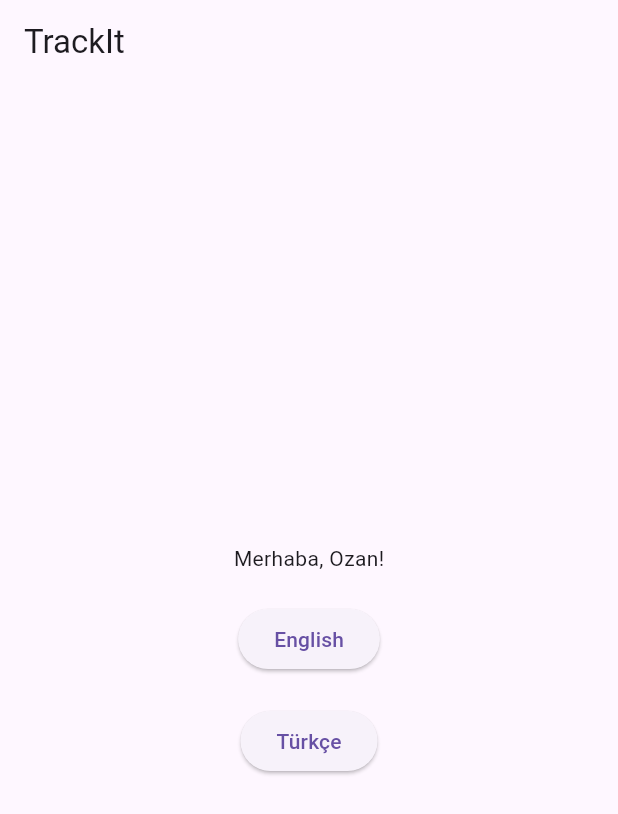
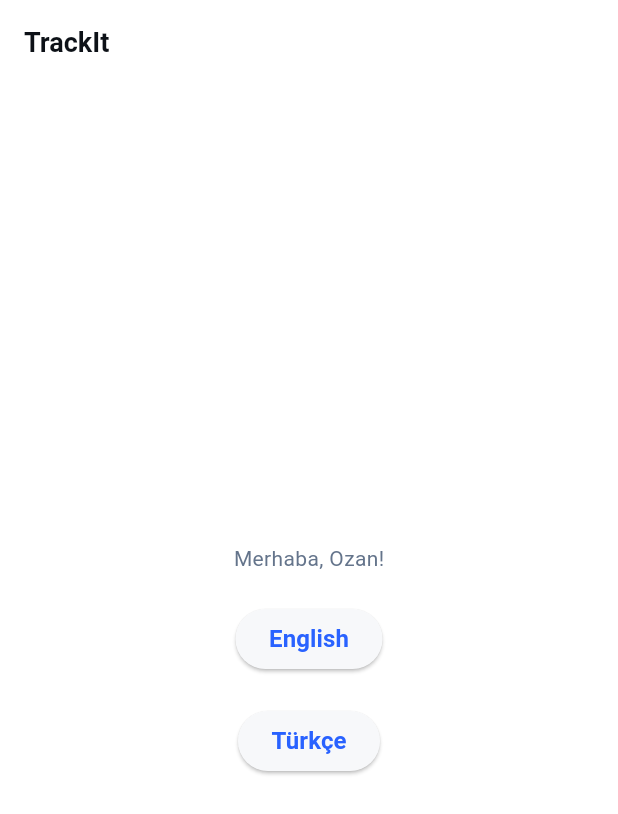
Before and after one commit to ozanzadeoglu/CryptoTracker, a Flutter app: the screen it shows after launch, after a tap on "Türkçe", on a phone screen of 412 x 824 dp. Shown: the top 814 px of the screen. Run offline on Flutter 3.47's test engine with Material 3 defaults, Android fonts, the phone set to English and light mode, and no system bars; our stand-ins replace connectivity_plus, dio, flutter_dotenv, freezed_annotation, hive, hive_flutter; accounts and stored records are empty.

Commit message:
Add theme provider and settings repository

```diff
--- /dev/null
+++ b/lib/core/cache/cache_config.dart
@@ -0,0 +1,12 @@
+/// Contains the names of all Hive boxes used in the application.
+abstract final class CacheBoxNames {
+  /// The box for storing user-specific settings.
+  static const String settings = 'settingsBox';
+}
+
+/// Contains the keys for all values stored in the Hive boxes.
+abstract final class CacheKeys {
+  /// The key for the saved theme mode ('light', 'dark', or 'system').
+  /// Stored in the [CacheBoxNames.settings] box.
+  static const String themeMode = 'themeMode';
+}
--- /dev/null
+++ b/lib/core/theme/app_theme.dart
@@ -0,0 +1,119 @@
+import 'package:flutter/material.dart';
+
+/// Defines the complete, detailed color palette for the application.
+/// This palette is structured by color type and usage context (light/dark mode).
+abstract final class AppColors {
+  // --- BRAND & ACTION COLORS ---
+  /// The main, confident blue for primary actions (e.g., "BUY" button) and branding.
+  /// Also used for the onboard screen background.
+  static const Color brandBlue = Color(0xFF2962FF);
+
+  /// A very light blue for secondary button backgrounds (e.g., "Withdraw" button).
+  static const Color actionBlueSecondary = Color(0xFFE8EAF6);
+
+  /// A very light gray-blue for tertiary button backgrounds (e.g., "FX Buy/Sell").
+  static const Color actionBlueTertiary = Color(0xFFF0F2F5);
+
+  // --- SEMANTIC COLORS (for meaning) ---
+  /// The color for positive financial values and success states. Used for profit and positive charts.
+  static const Color success = Color(0xFF388E3C); // A clear, accessible green.
+
+  /// The primary red for important "danger" or "sell" actions (e.g., text on the "SELL" button).
+  static const Color dangerPrimary = Color(0xFFD32F2F);
+
+  /// A very light, secondary red for backgrounds of danger-related buttons.
+  static const Color dangerSecondary = Color(0xFFFFEBEE);
+
+  // --- NEUTRALS for LIGHT THEME ---
+  static const Color backgroundLight = Color(0xFFFFFFFF);
+  static const Color surfaceLight = Color(0xFFF7F8FA); // For cards, tags, etc.
+  static const Color textDark = Color(0xFF0D1117); // For primary text on light backgrounds
+  static const Color textGray = Color(0xFF64748B); // For secondary text on light backgrounds
+
+  // --- NEUTRALS for DARK THEME ---
+  static const Color backgroundDark = Color(0xFF1A1C1E); // A dark charcoal, not pure black
+  static const Color surfaceDark = Color(0xFF25282B); // A slightly lighter gray for cards
+  static const Color textLight = Color(0xFFF1F5F9); // An off-white for primary text on dark backgrounds
+  static const Color textLightGray = Color(0xFF94A3B8); // For secondary text on dark backgrounds
+}
+
+/// Defines the ThemeData for the application, mapping the color palette to Flutter's theme properties.
+abstract final class AppTheme {
+  // --- LIGHT THEME ---
+  static final ThemeData lightTheme = ThemeData(
+    brightness: Brightness.light,
+    scaffoldBackgroundColor: AppColors.backgroundLight,
+
+    colorScheme: const ColorScheme(
+      brightness: Brightness.light,
+      primary: AppColors.brandBlue,
+      onPrimary: Colors.white,
+      secondary: AppColors.actionBlueSecondary,
+      onSecondary: AppColors.brandBlue,
+      background: AppColors.backgroundLight,
+      onBackground: AppColors.textDark,
+      surface: AppColors.surfaceLight,
+      onSurface: AppColors.textDark,
+      error: AppColors.dangerPrimary,
+      onError: Colors.white,
+    ),
+
+    textTheme: const TextTheme(
+      headlineLarge: TextStyle(color: AppColors.textDark, fontWeight: FontWeight.bold, fontSize: 32),
+      headlineSmall: TextStyle(color: AppColors.textDark, fontWeight: FontWeight.bold, fontSize: 24),
+      titleMedium: TextStyle(color: AppColors.textDark, fontWeight: FontWeight.w600, fontSize: 16),
+      bodyMedium: TextStyle(color: AppColors.textGray, fontSize: 14),
+      labelLarge: TextStyle(fontWeight: FontWeight.bold, fontSize: 16),
+    ),
+
+    appBarTheme: const AppBarTheme(
+      elevation: 0,
+      backgroundColor: AppColors.backgroundLight,
+      foregroundColor: AppColors.textDark,
+      titleTextStyle: TextStyle(
+        color: AppColors.textDark,
+        fontSize: 18,
+        fontWeight: FontWeight.w600,
+      ),
+    ),
+  );
+
+  // --- DARK THEME ---
+  static final ThemeData darkTheme = ThemeData(
+    brightness: Brightness.dark,
+    scaffoldBackgroundColor: AppColors.backgroundDark,
+
+    colorScheme: const ColorScheme(
+      brightness: Brightness.dark,
+      primary: AppColors.brandBlue,
+      onPrimary: Colors.white,
+      secondary: AppColors.surfaceDark,
+      onSecondary: AppColors.textLight,
+      background: AppColors.backgroundDark,
+      onBackground: AppColors.textLight,
+      surface: AppColors.surfaceDark,
+      onSurface: AppColors.textLight,
+      error: AppColors.dangerPrimary,
+      onError: Colors.white,
+    ),
+
+    textTheme: const TextTheme(
+      headlineLarge: TextStyle(color: AppColors.textLight, fontWeight: FontWeight.bold, fontSize: 32),
+      headlineSmall: TextStyle(color: AppColors.textLight, fontWeight: FontWeight.bold, fontSize: 24),
+      titleMedium: TextStyle(color: AppColors.textLight, fontWeight: FontWeight.w600, fontSize: 16),
+      bodyMedium: TextStyle(color: AppColors.textLightGray, fontSize: 14),
+      labelLarge: TextStyle(fontWeight: FontWeight.bold, fontSize: 16),
+    ),
+
+    appBarTheme: const AppBarTheme(
+      elevation: 0,
+      backgroundColor: AppColors.backgroundDark,
+      foregroundColor: AppColors.textLight,
+      titleTextStyle: TextStyle(
+        color: AppColors.textLight,
+        fontSize: 18,
+        fontWeight: FontWeight.w600,
+      ),
+    ),
+  );
+}
--- /dev/null
+++ b/lib/core/theme/theme_provider.dart
@@ -0,0 +1,27 @@
+import 'package:flutter/material.dart';
+import 'package:crypto_tracker/features/settings/domain/repositories/i_settings_repository.dart';
+
+/// A [ChangeNotifier] that manages the application's current theme.
+class ThemeProvider extends ChangeNotifier {
+  final ISettingsRepository _settingsRepository;
+
+  late ThemeMode _themeMode;
+
+  ThemeProvider(this._settingsRepository) {
+    // Load the initial theme from the repository when the provider is created.
+    _themeMode = _settingsRepository.getThemeMode();
+  }
+
+  /// The current [ThemeMode] of the application.
+  ThemeMode get themeMode => _themeMode;
+
+  /// Sets the application's theme to the new [mode], persists the choice,
+  /// and notifies listeners to rebuild the UI.
+  Future<void> setThemeMode(ThemeMode mode) async {
+    if (_themeMode == mode) return; // No change, do nothing.
+
+    _themeMode = mode;
+    await _settingsRepository.setThemeMode(mode);
+    notifyListeners();
+  }
+}
--- /dev/null
+++ b/lib/features/settings/data/datasources/i_settings_local_data_source.dart
@@ -0,0 +1,11 @@
+import 'package:flutter/material.dart';
+
+/// Defines the contract for the local data source that manages app settings.
+abstract class ISettingsLocalDataSource {
+  /// Caches the user's selected [ThemeMode].
+  Future<void> cacheThemeMode(ThemeMode mode);
+
+  /// Retrieves the user's selected [ThemeMode] from the cache.
+  /// Returns the system default if no choice has been saved.
+  ThemeMode getThemeMode();
+}
--- /dev/null
+++ b/lib/features/settings/data/datasources/settings_local_data_source_impl.dart
@@ -0,0 +1,27 @@
+import 'package:flutter/material.dart';
+import 'package:crypto_tracker/core/cache/i_cache_service.dart';
+import 'package:crypto_tracker/core/cache/cache_config.dart'; // Import the new config file
+import 'package:crypto_tracker/features/settings/data/datasources/i_settings_local_data_source.dart';
+
+class SettingsLocalDataSourceImpl implements ISettingsLocalDataSource {
+  final ICacheService _settingsCache;
+
+  SettingsLocalDataSourceImpl(this._settingsCache);
+
+  @override
+  Future<void> cacheThemeMode(ThemeMode mode) {
+    // Use the constant from CacheKeys
+    return _settingsCache.put(CacheKeys.themeMode, mode.name);
+  }
+
+  @override
+  ThemeMode getThemeMode() {
+    // Use the constant from CacheKeys
+    final themeName = _settingsCache.get<String>(CacheKeys.themeMode);
+
+    return ThemeMode.values.firstWhere(
+      (e) => e.name == themeName,
+      orElse: () => ThemeMode.system,
+    );
+  }
+}
--- /dev/null
+++ b/lib/features/settings/data/repositories/settings_repository_impl.dart
@@ -0,0 +1,19 @@
+import 'package:flutter/material.dart';
+import 'package:crypto_tracker/features/settings/domain/repositories/i_settings_repository.dart';
+import 'package:crypto_tracker/features/settings/data/datasources/i_settings_local_data_source.dart';
+
+class SettingsRepositoryImpl implements ISettingsRepository {
+  final ISettingsLocalDataSource _localDataSource;
+
+  SettingsRepositoryImpl(this._localDataSource);
+
+  @override
+  Future<void> setThemeMode(ThemeMode mode) {
+    return _localDataSource.cacheThemeMode(mode);
+  }
+
+  @override
+  ThemeMode getThemeMode() {
+    return _localDataSource.getThemeMode();
+  }
+}
--- /dev/null
+++ b/lib/features/settings/domain/repositories/i_settings_repository.dart
@@ -0,0 +1,10 @@
+import 'package:flutter/material.dart';
+
+/// Defines the contract for a repository that handles app settings.
+abstract class ISettingsRepository {
+  /// Persists the user's selected [ThemeMode].
+  Future<void> setThemeMode(ThemeMode mode);
+
+  /// Retrieves the user's selected [ThemeMode].
+  ThemeMode getThemeMode();
+}
--- a/lib/main.dart
+++ b/lib/main.dart
@@ -1,3 +1,6 @@
+import 'package:crypto_tracker/core/cache/cache_config.dart';
+import 'package:crypto_tracker/core/cache/i_cache_service.dart';
+import 'package:crypto_tracker/core/cache/impl/hive_cache_service.dart';
 import 'package:crypto_tracker/core/connectivity/i_connectivity_service.dart';
 import 'package:crypto_tracker/core/connectivity/impl/connectivity_service_impl.dart';
 import 'package:crypto_tracker/core/localization/l10n/app_localizations.dart';
@@ -5,9 +8,16 @@ import 'package:crypto_tracker/core/localization/locale_provider.dart';
 import 'package:crypto_tracker/core/network/api_client.dart';
 import 'package:crypto_tracker/core/services/logging/impl/console_logger_service.dart';
 import 'package:crypto_tracker/core/services/logging/logger_service.dart.dart';
+import 'package:crypto_tracker/core/theme/app_theme.dart';
+import 'package:crypto_tracker/core/theme/theme_provider.dart';
+import 'package:crypto_tracker/features/settings/data/datasources/i_settings_local_data_source.dart';
+import 'package:crypto_tracker/features/settings/data/datasources/settings_local_data_source_impl.dart';
+import 'package:crypto_tracker/features/settings/data/repositories/settings_repository_impl.dart';
+import 'package:crypto_tracker/features/settings/domain/repositories/i_settings_repository.dart';
 import 'package:crypto_tracker/home_screen.dart';
 import 'package:flutter/material.dart';
 import 'package:flutter_dotenv/flutter_dotenv.dart';
+import 'package:hive/hive.dart';
 import 'package:provider/provider.dart';
 
 void main() async {
@@ -20,10 +30,14 @@ void main() async {
   await connectivityService.initialize();
 
   await dotenv.load(fileName: ".env");
+
+  final settingsBox = await Hive.openBox(CacheBoxNames.settings);
+
   runApp(
     MultiProvider(
       providers: [
         ChangeNotifierProvider(create: (_) => LocaleProvider()),
+        Provider<ICacheService>(create: (_) => HiveCacheService(settingsBox)),
 
         //Low level dependencies
         Provider<ILoggerService>(
@@ -35,9 +49,19 @@ void main() async {
           dispose: (_, service) => service.dispose(),
         ),
 
-
         ProxyProvider<ILoggerService, ApiClient>(
           update: (_, logger, __) => ApiClient(logger),
+        ),
+        ProxyProvider<ICacheService, ISettingsLocalDataSource>(
+          update: (_, cache, __) => SettingsLocalDataSourceImpl(cache),
+        ),
+        ProxyProvider<ISettingsLocalDataSource, ISettingsRepository>(
+          update: (_, ds, __) => SettingsRepositoryImpl(ds),
+        ),
+        ChangeNotifierProxyProvider<ISettingsRepository, ThemeProvider>(
+          create: (context) =>
+              ThemeProvider(context.read<ISettingsRepository>()),
+          update: (context, repo, previous) => previous ?? ThemeProvider(repo),
         ),
       ],
       child: const CryptoTrackerState(),
@@ -50,13 +74,16 @@ class CryptoTrackerState extends StatelessWidget {
   @override
   Widget build(BuildContext context) {
     final localeProvider = context.watch<LocaleProvider>();
+    final themeProvider = context.watch<ThemeProvider>();
 
     return MaterialApp(
       locale: localeProvider.locale,
       localizationsDelegates: AppLocalizations.localizationsDelegates,
       supportedLocales: AppLocalizations.supportedLocales,
       onGenerateTitle: (context) => AppLocalizations.of(context)!.appTitle,
-
+      themeMode: themeProvider.themeMode,
+      theme: AppTheme.lightTheme,
+      darkTheme: AppTheme.darkTheme,
       home: const HomeScreen(),
     );
   }
--- a/pubspec.yaml
+++ b/pubspec.yaml
@@ -55,7 +55,7 @@ dev_dependencies:
   build_runner: ^2.5.4
   json_serializable: ^6.9.5
   hive_generator_plus: ^4.0.2
-
+  mocktail: ^1.0.4
   flutter_lints: ^5.0.0
 
   flutter_test:
```
Also changed, not shown: pubspec.lock.
